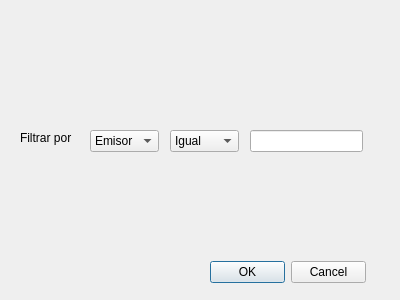
Qt form queryform.ui (jjordanoc/blockchain-db) before a commit.
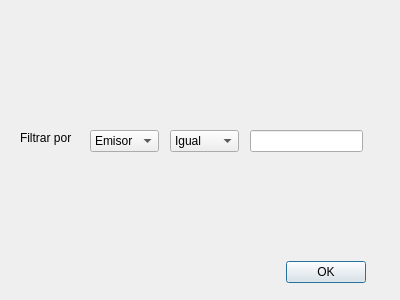
The same form after that commit.

```diff
--- a/queryform.ui
+++ b/queryform.ui
@@ -101,7 +101,7 @@
     </rect>
    </property>
    <property name="standardButtons">
-    <set>QDialogButtonBox::Cancel|QDialogButtonBox::Ok</set>
+    <set>QDialogButtonBox::Ok</set>
    </property>
   </widget>
   <widget class="QLineEdit" name="texto">
```
